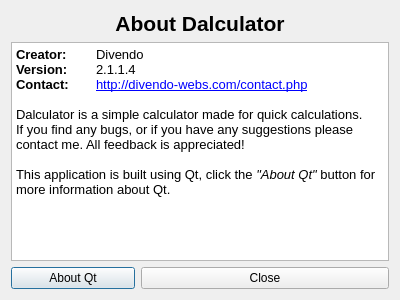
The window that dialogabout.ui (Divendo/dalculator) describes before a commit, drawn with Qt 5.
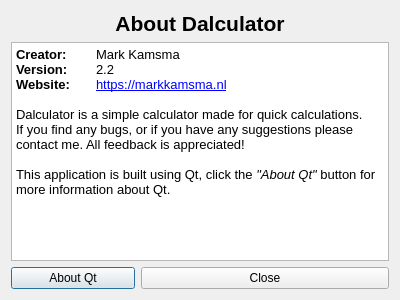
The same window after the commit. Icons and pictures are not drawn.

Commit message: Changed the update checker url (fixes #11) and increased the version to 2.2.

Diff of the .ui file:
```diff
--- a/dialogabout.ui
+++ b/dialogabout.ui
@@ -49,14 +49,14 @@
       <string>&lt;!DOCTYPE HTML PUBLIC &quot;-//W3C//DTD HTML 4.0//EN&quot; &quot;http://www.w3.org/TR/REC-html40/strict.dtd&quot;&gt;
 &lt;html&gt;&lt;head&gt;&lt;meta name=&quot;qrichtext&quot; content=&quot;1&quot; /&gt;&lt;style type=&quot;text/css&quot;&gt;
 p, li { white-space: pre-wrap; }
-&lt;/style&gt;&lt;/head&gt;&lt;body style=&quot; font-family:'Arial'; font-size:8.25pt; font-weight:400; font-style:normal;&quot;&gt;
-&lt;p style=&quot; margin-top:0px; margin-bottom:0px; margin-left:0px; margin-right:0px; -qt-block-indent:0; text-indent:0px;&quot;&gt;&lt;span style=&quot; font-size:10pt; font-weight:600;&quot;&gt;Creator:&lt;/span&gt;&lt;span style=&quot; font-size:10pt;&quot;&gt;	Divendo&lt;/span&gt;&lt;/p&gt;
-&lt;p style=&quot; margin-top:0px; margin-bottom:0px; margin-left:0px; margin-right:0px; -qt-block-indent:0; text-indent:0px;&quot;&gt;&lt;span style=&quot; font-size:10pt; font-weight:600;&quot;&gt;Version:&lt;/span&gt;&lt;span style=&quot; font-size:10pt;&quot;&gt;	2.1.1.4&lt;/span&gt;&lt;/p&gt;
-&lt;p style=&quot; margin-top:0px; margin-bottom:0px; margin-left:0px; margin-right:0px; -qt-block-indent:0; text-indent:0px;&quot;&gt;&lt;span style=&quot; font-size:10pt; font-weight:600;&quot;&gt;Contact:&lt;/span&gt;&lt;span style=&quot; font-size:10pt;&quot;&gt;	&lt;/span&gt;&lt;a href=&quot;http://divendo-webs.com/contact.php&quot;&gt;&lt;span style=&quot; font-size:10pt; text-decoration: underline; color:#0000ff;&quot;&gt;http://divendo-webs.com/contact.php&lt;/span&gt;&lt;/a&gt;&lt;/p&gt;
-&lt;p style=&quot;-qt-paragraph-type:empty; margin-top:0px; margin-bottom:0px; margin-left:0px; margin-right:0px; -qt-block-indent:0; text-indent:0px; font-size:10pt;&quot;&gt;&lt;/p&gt;
+&lt;/style&gt;&lt;/head&gt;&lt;body style=&quot; font-family:'Arial'; font-size:7.875pt; font-weight:400; font-style:normal;&quot;&gt;
+&lt;p style=&quot; margin-top:0px; margin-bottom:0px; margin-left:0px; margin-right:0px; -qt-block-indent:0; text-indent:0px;&quot;&gt;&lt;span style=&quot; font-size:10pt; font-weight:600;&quot;&gt;Creator:&lt;/span&gt;&lt;span style=&quot; font-size:10pt;&quot;&gt;	Mark Kamsma&lt;/span&gt;&lt;/p&gt;
+&lt;p style=&quot; margin-top:0px; margin-bottom:0px; margin-left:0px; margin-right:0px; -qt-block-indent:0; text-indent:0px;&quot;&gt;&lt;span style=&quot; font-size:10pt; font-weight:600;&quot;&gt;Version:&lt;/span&gt;&lt;span style=&quot; font-size:10pt;&quot;&gt;	2.2&lt;/span&gt;&lt;/p&gt;
+&lt;p style=&quot; margin-top:0px; margin-bottom:0px; margin-left:0px; margin-right:0px; -qt-block-indent:0; text-indent:0px;&quot;&gt;&lt;span style=&quot; font-size:10pt; font-weight:600;&quot;&gt;Website:&lt;/span&gt;&lt;span style=&quot; font-size:10pt;&quot;&gt;	&lt;/span&gt;&lt;a href=&quot;https://markkamsma.nl&quot;&gt;&lt;span style=&quot; font-size:10pt; text-decoration: underline; color:#0000ff;&quot;&gt;https://markkamsma.nl&lt;/span&gt;&lt;/a&gt;&lt;/p&gt;
+&lt;p style=&quot;-qt-paragraph-type:empty; margin-top:0px; margin-bottom:0px; margin-left:0px; margin-right:0px; -qt-block-indent:0; text-indent:0px; font-size:10pt;&quot;&gt;&lt;br /&gt;&lt;/p&gt;
 &lt;p style=&quot; margin-top:0px; margin-bottom:0px; margin-left:0px; margin-right:0px; -qt-block-indent:0; text-indent:0px;&quot;&gt;&lt;span style=&quot; font-size:10pt;&quot;&gt;Dalculator is a simple calculator made for quick calculations.&lt;/span&gt;&lt;/p&gt;
 &lt;p style=&quot; margin-top:0px; margin-bottom:0px; margin-left:0px; margin-right:0px; -qt-block-indent:0; text-indent:0px;&quot;&gt;&lt;span style=&quot; font-size:10pt;&quot;&gt;If you find any bugs, or if you have any suggestions please contact me. All feedback is appreciated!&lt;/span&gt;&lt;/p&gt;
-&lt;p style=&quot;-qt-paragraph-type:empty; margin-top:0px; margin-bottom:0px; margin-left:0px; margin-right:0px; -qt-block-indent:0; text-indent:0px; font-size:10pt;&quot;&gt;&lt;/p&gt;
+&lt;p style=&quot;-qt-paragraph-type:empty; margin-top:0px; margin-bottom:0px; margin-left:0px; margin-right:0px; -qt-block-indent:0; text-indent:0px; font-size:10pt;&quot;&gt;&lt;br /&gt;&lt;/p&gt;
 &lt;p style=&quot; margin-top:0px; margin-bottom:0px; margin-left:0px; margin-right:0px; -qt-block-indent:0; text-indent:0px;&quot;&gt;&lt;span style=&quot; font-size:10pt;&quot;&gt;This application is built using Qt, click the &lt;/span&gt;&lt;span style=&quot; font-size:10pt; font-style:italic;&quot;&gt;&amp;quot;About Qt&amp;quot;&lt;/span&gt;&lt;span style=&quot; font-size:10pt;&quot;&gt; button for more information about Qt.&lt;/span&gt;&lt;/p&gt;&lt;/body&gt;&lt;/html&gt;</string>
      </property>
      <property name="openExternalLinks">
```
The commit also changes 6 other files.
